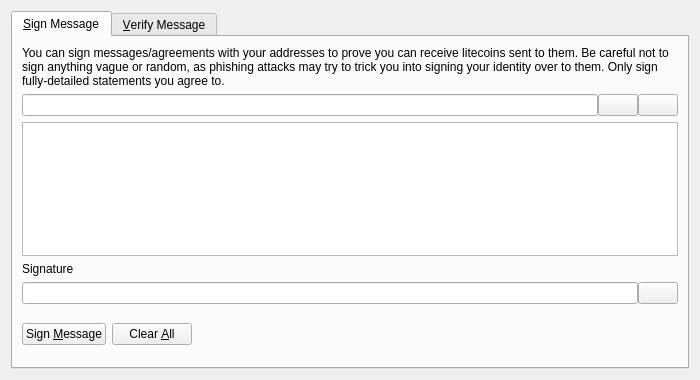
The window that src/qt/forms/signverifymessagedialog.ui (rishabhworking/pahadicoin) describes before a commit, drawn with Qt 5.
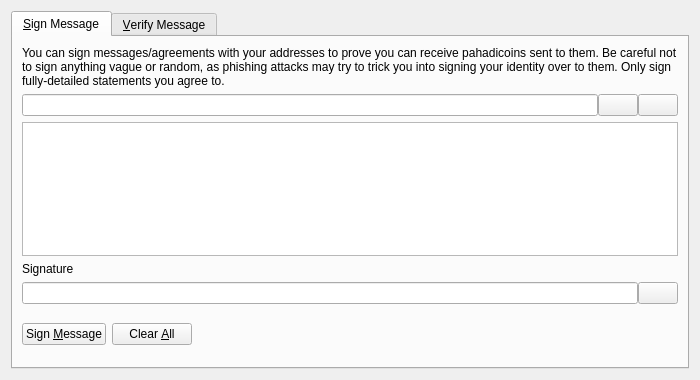
The same window after the commit. Icons and pictures are not drawn. Custom widgets are drawn as their Qt base class.

The edit to the form file:
```diff
--- a/src/qt/forms/signverifymessagedialog.ui
+++ b/src/qt/forms/signverifymessagedialog.ui
@@ -30,7 +30,7 @@
        <item>
         <widget class="QLabel" name="infoLabel_SM">
          <property name="text">
-          <string>You can sign messages/agreements with your addresses to prove you can receive litecoins sent to them. Be careful not to sign anything vague or random, as phishing attacks may try to trick you into signing your identity over to them. Only sign fully-detailed statements you agree to.</string>
+          <string>You can sign messages/agreements with your addresses to prove you can receive pahadicoins sent to them. Be careful not to sign anything vague or random, as phishing attacks may try to trick you into signing your identity over to them. Only sign fully-detailed statements you agree to.</string>
          </property>
          <property name="textFormat">
           <enum>Qt::PlainText</enum>
```
Left out of the diff: 8 changed lines with no effect on the pictures.
